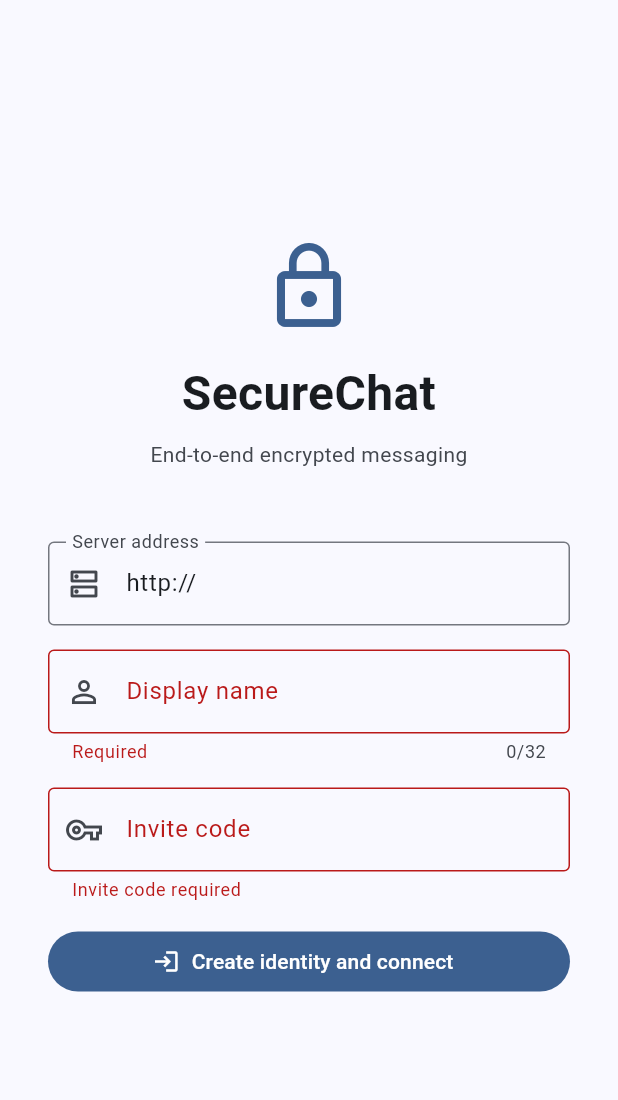
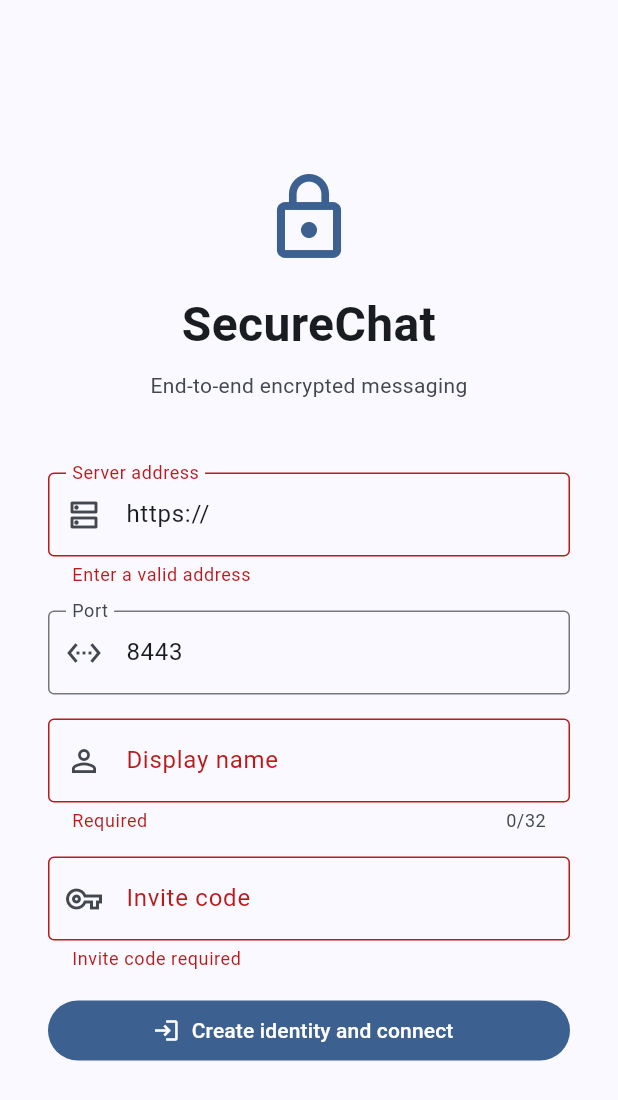
Before and after one commit to letzzar/SecureChat, a Flutter app: the screen it shows after launch, after a tap on "Create identity and connect", on a phone screen of 412 x 824 dp. Shown: the top 1100 px of the screen. Run offline on Flutter 3.47's test engine with Material 3 defaults, Android fonts, the phone set to English and light mode, and no system bars; our stand-ins replace emoji_picker_flutter, file_picker, flutter_riverpod, flutter_secure_storage, go_router, qr_flutter; missing offline and left inert: cryptography, flutter_webrtc.

Commit message:
feat(app): separate port field (default 8443) + https by default in setup
The onboarding now has a dedicated Port field defaulting to 8443, and the server
address defaults to https:// (was http://). The final URL is built from
scheme+host and the port field.

Co-Authored-By: Claude Opus 4.8 <noreply@anthropic.com>

```diff
--- a/securechat-app/lib/screens/setup/server_setup_screen.dart
+++ b/securechat-app/lib/screens/setup/server_setup_screen.dart
@@ -15,7 +15,8 @@ class ServerSetupScreen extends ConsumerStatefulWidget {
 
 class _ServerSetupScreenState extends ConsumerState<ServerSetupScreen> {
   final _formKey = GlobalKey<FormState>();
-  final _urlController = TextEditingController(text: 'http://');
+  final _urlController = TextEditingController(text: 'https://');
+  final _portController = TextEditingController(text: '8443');
   final _nameController = TextEditingController();
   final _inviteController = TextEditingController();
   bool _loading = false;
@@ -24,6 +25,7 @@ class _ServerSetupScreenState extends ConsumerState<ServerSetupScreen> {
   @override
   void dispose() {
     _urlController.dispose();
+    _portController.dispose();
     _nameController.dispose();
     _inviteController.dispose();
     super.dispose();
@@ -37,7 +39,16 @@ class _ServerSetupScreenState extends ConsumerState<ServerSetupScreen> {
       _error = null;
     });
 
-    final serverUrl = _urlController.text.trim().replaceAll(RegExp(r'/+$'), '');
+    // Combine the address (scheme + host, https by default) with the separate
+    // port field into the final server URL.
+    final addr = _urlController.text.trim();
+    final parsed = Uri.tryParse(addr);
+    final scheme = (parsed != null && parsed.hasScheme) ? parsed.scheme : 'https';
+    final host = (parsed != null && parsed.host.isNotEmpty)
+        ? parsed.host
+        : addr.replaceFirst(RegExp(r'^[a-zA-Z][a-zA-Z0-9+.-]*://'), '').split('/').first.split(':').first;
+    final port = int.tryParse(_portController.text.trim()) ?? 8443;
+    final serverUrl = '$scheme://$host:$port';
     final displayName = _nameController.text.trim();
 
     try {
@@ -137,7 +148,24 @@ class _ServerSetupScreenState extends ConsumerState<ServerSetupScreen> {
                     validator: (v) {
                       if (v == null || v.trim().isEmpty) return 'Required';
                       final uri = Uri.tryParse(v.trim());
-                      if (uri == null || !uri.hasScheme) return 'Enter a valid URL';
+                      if (uri == null || uri.host.isEmpty) return 'Enter a valid address';
+                      return null;
+                    },
+                  ),
+                  const SizedBox(height: 16),
+                  TextFormField(
+                    controller: _portController,
+                    decoration: const InputDecoration(
+                      labelText: 'Port',
+                      hintText: '8443',
+                      border: OutlineInputBorder(),
+                      prefixIcon: Icon(Icons.settings_ethernet),
+                    ),
+                    keyboardType: TextInputType.number,
+                    textInputAction: TextInputAction.next,
+                    validator: (v) {
+                      final p = int.tryParse((v ?? '').trim());
+                      if (p == null || p < 1 || p > 65535) return 'Enter a valid port (1-65535)';
                       return null;
                     },
                   ),
```
